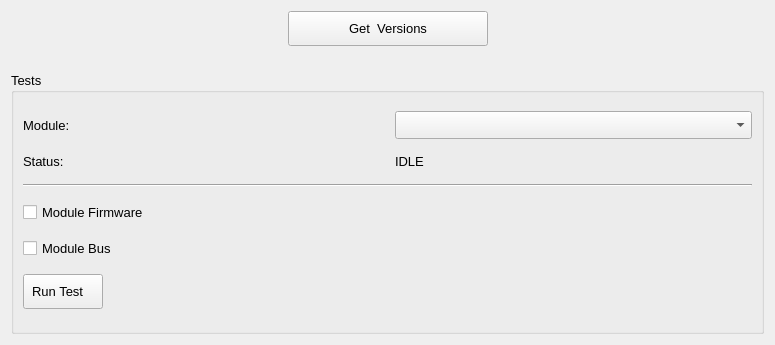
First picture: the form in slsDetectorGui/forms/form_tab_debugging.ui, repository slsdetectorgroup/slsDetectorPackage, before the edit.
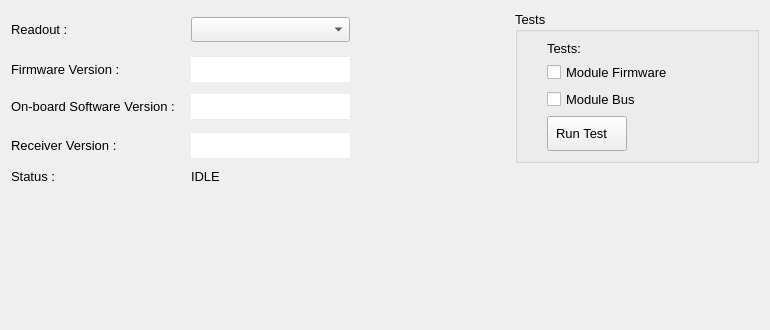
Second picture: the form after the edit. Icons and pictures are not drawn.

Commit message: in between with debugging tab

Diff of the .ui file:
```diff
--- a/slsDetectorGui/forms/form_tab_debugging.ui
+++ b/slsDetectorGui/forms/form_tab_debugging.ui
@@ -6,8 +6,8 @@
    <rect>
     <x>0</x>
     <y>0</y>
-    <width>775</width>
-    <height>345</height>
+    <width>770</width>
+    <height>330</height>
    </rect>
   </property>
   <property name="sizePolicy">
@@ -24,8 +24,8 @@
   </property>
   <property name="maximumSize">
    <size>
-    <width>1000</width>
-    <height>1000</height>
+    <width>770</width>
+    <height>330</height>
    </size>
   </property>
   <property name="font">
@@ -38,37 +38,24 @@
    <string>Form</string>
   </property>
   <layout class="QGridLayout" name="gridLayout_2">
-   <item row="1" column="0">
-    <spacer name="horizontalSpacer_2">
-     <property name="orientation">
-      <enum>Qt::Horizontal</enum>
-     </property>
-     <property name="sizeHint" stdset="0">
-      <size>
-       <width>40</width>
-       <height>20</height>
-      </size>
-     </property>
-    </spacer>
-   </item>
-   <item row="1" column="1">
-    <widget class="QPushButton" name="btnGetInfo">
+   <item row="2" column="2">
+    <widget class="QLineEdit" name="dispSoftwareVersion">
      <property name="sizePolicy">
-      <sizepolicy hsizetype="Fixed" vsizetype="Fixed">
+      <sizepolicy hsizetype="Expanding" vsizetype="Fixed">
        <horstretch>0</horstretch>
        <verstretch>0</verstretch>
       </sizepolicy>
      </property>
      <property name="minimumSize">
       <size>
-       <width>200</width>
-       <height>35</height>
+       <width>0</width>
+       <height>25</height>
       </size>
      </property>
      <property name="maximumSize">
       <size>
-       <width>16777215</width>
-       <height>35</height>
+       <width>200</width>
+       <height>25</height>
       </size>
      </property>
      <property name="font">
@@ -81,44 +68,17 @@
       <string>Get firmware and on-board software versions</string>
      </property>
      <property name="text">
-      <string>Get  Versions</string>
+      <string/>
      </property>
-     <property name="icon">
-      <iconset resource="../include/icons.qrc">
-       <normaloff>:/icons/images/download.png</normaloff>:/icons/images/download.png</iconset>
+     <property name="frame">
+      <bool>false</bool>
+     </property>
+     <property name="readOnly">
+      <bool>true</bool>
      </property>
     </widget>
    </item>
-   <item row="2" column="1">
-    <spacer name="verticalSpacer">
-     <property name="orientation">
-      <enum>Qt::Vertical</enum>
-     </property>
-     <property name="sizeType">
-      <enum>QSizePolicy::Fixed</enum>
-     </property>
-     <property name="sizeHint" stdset="0">
-      <size>
-       <width>40</width>
-       <height>20</height>
-      </size>
-     </property>
-    </spacer>
-   </item>
-   <item row="1" column="2">
-    <spacer name="horizontalSpacer_4">
-     <property name="orientation">
-      <enum>Qt::Horizontal</enum>
-     </property>
-     <property name="sizeHint" stdset="0">
-      <size>
-       <width>40</width>
-       <height>20</height>
-      </size>
-     </property>
-    </spacer>
-   </item>
-   <item row="3" column="0" colspan="3">
+   <item row="0" column="4" rowspan="4">
     <widget class="QGroupBox" name="groupBox">
      <property name="sizePolicy">
       <sizepolicy hsizetype="Expanding" vsizetype="Preferred">
@@ -139,48 +99,7 @@
       <string>Tests</string>
      </property>
      <layout class="QGridLayout" name="gridLayout">
-      <item row="0" column="1">
-       <spacer name="horizontalSpacer">
-        <property name="orientation">
-         <enum>Qt::Horizontal</enum>
-        </property>
-        <property name="sizeType">
-         <enum>QSizePolicy::Fixed</enum>
-        </property>
-        <property name="sizeHint" stdset="0">
-         <size>
-          <width>10</width>
-          <height>20</height>
-         </size>
-        </property>
-       </spacer>
-      </item>
-      <item row="1" column="0">
-       <widget class="QLabel" name="lblStatusLabel">
-        <property name="sizePolicy">
-         <sizepolicy hsizetype="Maximum" vsizetype="Fixed">
-          <horstretch>0</horstretch>
-          <verstretch>0</verstretch>
-         </sizepolicy>
-        </property>
-        <property name="maximumSize">
-         <size>
-          <width>150</width>
-          <height>16777215</height>
-         </size>
-        </property>
-        <property name="font">
-         <font>
-          <family>Cantarell</family>
-          <pointsize>10</pointsize>
-         </font>
-        </property>
-        <property name="text">
-         <string>Status:</string>
-        </property>
-       </widget>
-      </item>
-      <item row="5" column="0">
+      <item row="4" column="10">
        <widget class="QPushButton" name="btnTest">
         <property name="sizePolicy">
          <sizepolicy hsizetype="Fixed" vsizetype="Fixed">
@@ -188,6 +107,12 @@
           <verstretch>0</verstretch>
          </sizepolicy>
         </property>
+        <property name="minimumSize">
+         <size>
+          <width>0</width>
+          <height>35</height>
+         </size>
+        </property>
         <property name="maximumSize">
          <size>
           <width>16777215</width>
@@ -209,39 +134,17 @@
         </property>
        </widget>
       </item>
-      <item row="3" column="0">
-       <widget class="QCheckBox" name="chkDetectorFirmware">
-        <property name="font">
-         <font>
-          <family>Cantarell</family>
-          <pointsize>10</pointsize>
-         </font>
-        </property>
-        <property name="focusPolicy">
-         <enum>Qt::NoFocus</enum>
-        </property>
-        <property name="text">
-         <string>Module Firmware</string>
-        </property>
-       </widget>
-      </item>
-      <item row="0" column="0">
-       <widget class="QLabel" name="lblDetector">
+      <item row="1" column="10">
+       <widget class="QLabel" name="lblTests">
         <property name="sizePolicy">
-         <sizepolicy hsizetype="Maximum" vsizetype="Preferred">
+         <sizepolicy hsizetype="Maximum" vsizetype="Fixed">
           <horstretch>0</horstretch>
           <verstretch>0</verstretch>
          </sizepolicy>
         </property>
-        <property name="minimumSize">
-         <size>
-          <width>350</width>
-          <height>0</height>
-         </size>
-        </property>
         <property name="maximumSize">
          <size>
-          <width>16777215</width>
+          <width>200</width>
           <height>16777215</height>
          </size>
         </property>
@@ -252,12 +155,18 @@
          </font>
         </property>
         <property name="text">
-         <string>Module:</string>
+         <string>Tests:</string>
         </property>
        </widget>
       </item>
-      <item row="4" column="0">
+      <item row="3" column="10">
        <widget class="QCheckBox" name="chkDetectorBus">
+        <property name="minimumSize">
+         <size>
+          <width>200</width>
+          <height>0</height>
+         </size>
+        </property>
         <property name="font">
          <font>
           <family>Cantarell</family>
@@ -272,13 +181,13 @@
         </property>
        </widget>
       </item>
-      <item row="1" column="2" colspan="2">
-       <widget class="QLabel" name="lblStatus">
-        <property name="sizePolicy">
-         <sizepolicy hsizetype="Preferred" vsizetype="Fixed">
-          <horstretch>0</horstretch>
-          <verstretch>0</verstretch>
-         </sizepolicy>
+      <item row="2" column="10">
+       <widget class="QCheckBox" name="chkDetectorFirmware">
+        <property name="minimumSize">
+         <size>
+          <width>200</width>
+          <height>0</height>
+         </size>
         </property>
         <property name="font">
          <font>
@@ -287,51 +196,347 @@
          </font>
         </property>
         <property name="text">
-         <string>IDLE</string>
+         <string>Module Firmware</string>
         </property>
        </widget>
       </item>
-      <item row="0" column="2" colspan="2">
-       <widget class="QComboBox" name="comboDetector">
-        <property name="sizePolicy">
-         <sizepolicy hsizetype="Preferred" vsizetype="Fixed">
-          <horstretch>0</horstretch>
-          <verstretch>0</verstretch>
-         </sizepolicy>
-        </property>
-        <property name="maximumSize">
-         <size>
-          <width>16777215</width>
-          <height>28</height>
-         </size>
-        </property>
-        <property name="font">
-         <font>
-          <family>Cantarell</family>
-          <pointsize>10</pointsize>
-         </font>
-        </property>
-        <property name="toolTip">
-         <string> to read status or run tests</string>
-        </property>
-       </widget>
-      </item>
-      <item row="2" column="0" colspan="4">
-       <widget class="Line" name="line">
-        <property name="font">
-         <font>
-          <family>Cantarell</family>
-          <pointsize>10</pointsize>
-         </font>
-        </property>
+      <item row="5" column="0">
+       <spacer name="verticalSpacer">
         <property name="orientation">
-         <enum>Qt::Horizontal</enum>
+         <enum>Qt::Vertical</enum>
         </property>
-       </widget>
+        <property name="sizeHint" stdset="0">
+         <size>
+          <width>20</width>
+          <height>40</height>
+         </size>
+        </property>
+       </spacer>
       </item>
      </layout>
     </widget>
    </item>
+   <item row="0" column="0">
+    <widget class="QLabel" name="lblDetector">
+     <property name="sizePolicy">
+      <sizepolicy hsizetype="Preferred" vsizetype="Preferred">
+       <horstretch>0</horstretch>
+       <verstretch>0</verstretch>
+      </sizepolicy>
+     </property>
+     <property name="minimumSize">
+      <size>
+       <width>0</width>
+       <height>0</height>
+      </size>
+     </property>
+     <property name="maximumSize">
+      <size>
+       <width>200</width>
+       <height>25</height>
+      </size>
+     </property>
+     <property name="font">
+      <font>
+       <family>Cantarell</family>
+       <pointsize>10</pointsize>
+      </font>
+     </property>
+     <property name="text">
+      <string>Readout :</string>
+     </property>
+    </widget>
+   </item>
+   <item row="3" column="0">
+    <widget class="QLabel" name="lblReceiverVersion">
+     <property name="sizePolicy">
+      <sizepolicy hsizetype="Maximum" vsizetype="Preferred">
+       <horstretch>0</horstretch>
+       <verstretch>0</verstretch>
+      </sizepolicy>
+     </property>
+     <property name="minimumSize">
+      <size>
+       <width>0</width>
+       <height>0</height>
+      </size>
+     </property>
+     <property name="maximumSize">
+      <size>
+       <width>200</width>
+       <height>25</height>
+      </size>
+     </property>
+     <property name="font">
+      <font>
+       <family>Cantarell</family>
+       <pointsize>10</pointsize>
+      </font>
+     </property>
+     <property name="text">
+      <string>Receiver Version :</string>
+     </property>
+    </widget>
+   </item>
+   <item row="2" column="0">
+    <widget class="QLabel" name="lblSoftwareVersion">
+     <property name="sizePolicy">
+      <sizepolicy hsizetype="Maximum" vsizetype="Preferred">
+       <horstretch>0</horstretch>
+       <verstretch>0</verstretch>
+      </sizepolicy>
+     </property>
+     <property name="minimumSize">
+      <size>
+       <width>0</width>
+       <height>0</height>
+      </size>
+     </property>
+     <property name="maximumSize">
+      <size>
+       <width>200</width>
+       <height>25</height>
+      </size>
+     </property>
+     <property name="font">
+      <font>
+       <family>Cantarell</family>
+       <pointsize>10</pointsize>
+      </font>
+     </property>
+     <property name="text">
+      <string>On-board Software Version :</string>
+     </property>
+    </widget>
+   </item>
+   <item row="1" column="0">
+    <widget class="QLabel" name="lblFirmwareVersion">
+     <property name="sizePolicy">
+      <sizepolicy hsizetype="Maximum" vsizetype="Preferred">
+       <horstretch>0</horstretch>
+       <verstretch>0</verstretch>
+      </sizepolicy>
+     </property>
+     <property name="minimumSize">
+      <size>
+       <width>0</width>
+       <height>0</height>
+      </size>
+     </property>
+     <property name="maximumSize">
+      <size>
+       <width>200</width>
+       <height>25</height>
+      </size>
+     </property>
+     <property name="font">
+      <font>
+       <family>Cantarell</family>
+       <pointsize>10</pointsize>
+      </font>
+     </property>
+     <property name="text">
+      <string>Firmware Version :</string>
+     </property>
+    </widget>
+   </item>
+   <item row="1" column="2">
+    <widget class="QLineEdit" name="dispFirmwareVersion">
+     <property name="sizePolicy">
+      <sizepolicy hsizetype="Expanding" vsizetype="Fixed">
+       <horstretch>0</horstretch>
+       <verstretch>0</verstretch>
+      </sizepolicy>
+     </property>
+     <property name="minimumSize">
+      <size>
+       <width>0</width>
+       <height>25</height>
+      </size>
+     </property>
+     <property name="maximumSize">
+      <size>
+       <width>200</width>
+       <height>25</height>
+      </size>
+     </property>
+     <property name="font">
+      <font>
+       <family>Cantarell</family>
+       <pointsize>10</pointsize>
+      </font>
+     </property>
+     <property name="toolTip">
+      <string>&lt;html&gt;&lt;head/&gt;&lt;body&gt;&lt;p&gt;Sets output file name prefix&lt;/p&gt;&lt;p&gt;#fname#&lt;/p&gt;&lt;/body&gt;&lt;/html&gt;</string>
+     </property>
+     <property name="text">
+      <string/>
+     </property>
+     <property name="frame">
+      <bool>false</bool>
+     </property>
+     <property name="readOnly">
+      <bool>true</bool>
+     </property>
+    </widget>
+   </item>
+   <item row="4" column="2">
+    <widget class="QLabel" name="lblStatus">
+     <property name="sizePolicy">
+      <sizepolicy hsizetype="Preferred" vsizetype="Fixed">
+       <horstretch>0</horstretch>
+       <verstretch>0</verstretch>
+      </sizepolicy>
+     </property>
+     <property name="maximumSize">
+      <size>
+       <width>200</width>
+       <height>16777215</height>
+      </size>
+     </property>
+     <property name="font">
+      <font>
+       <family>Cantarell</family>
+       <pointsize>10</pointsize>
+      </font>
+     </property>
+     <property name="text">
+      <string>IDLE</string>
+     </property>
+    </widget>
+   </item>
+   <item row="4" column="0">
+    <widget class="QLabel" name="lblStatusLabel">
+     <property name="sizePolicy">
+      <sizepolicy hsizetype="Maximum" vsizetype="Fixed">
+       <horstretch>0</horstretch>
+       <verstretch>0</verstretch>
+      </sizepolicy>
+     </property>
+     <property name="maximumSize">
+      <size>
+       <width>200</width>
+       <height>25</height>
+      </size>
+     </property>
+     <property name="font">
+      <font>
+       <family>Cantarell</family>
+       <pointsize>10</pointsize>
+      </font>
+     </property>
+     <property name="text">
+      <string>Status :</string>
+     </property>
+    </widget>
+   </item>
+   <item row="0" column="1">
+    <spacer name="horizontalSpacer">
+     <property name="orientation">
+      <enum>Qt::Horizontal</enum>
+     </property>
+     <property name="sizeType">
+      <enum>QSizePolicy::Fixed</enum>
+     </property>
+     <property name="sizeHint" stdset="0">
+      <size>
+       <width>10</width>
+       <height>20</height>
+      </size>
+     </property>
+    </spacer>
+   </item>
+   <item row="0" column="2">
+    <widget class="QComboBox" name="comboDetector">
+     <property name="sizePolicy">
+      <sizepolicy hsizetype="Expanding" vsizetype="Fixed">
+       <horstretch>0</horstretch>
+       <verstretch>0</verstretch>
+      </sizepolicy>
+     </property>
+     <property name="maximumSize">
+      <size>
+       <width>200</width>
+       <height>25</height>
+      </size>
+     </property>
+     <property name="font">
+      <font>
+       <family>Cantarell</family>
+       <pointsize>10</pointsize>
+      </font>
+     </property>
+     <property name="toolTip">
+      <string> to read status or run tests</string>
+     </property>
+    </widget>
+   </item>
+   <item row="3" column="2">
+    <widget class="QLineEdit" name="dispReceiverVersion">
+     <property name="sizePolicy">
+      <sizepolicy hsizetype="Expanding" vsizetype="Fixed">
+       <horstretch>0</horstretch>
+       <verstretch>0</verstretch>
+      </sizepolicy>
+     </property>
+     <property name="minimumSize">
+      <size>
+       <width>0</width>
+       <height>25</height>
+      </size>
+     </property>
+     <property name="maximumSize">
+      <size>
+       <width>200</width>
+       <height>25</height>
+      </size>
+     </property>
+     <property name="font">
+      <font>
+       <family>Cantarell</family>
+       <pointsize>10</pointsize>
+      </font>
+     </property>
+     <property name="toolTip">
+      <string>&lt;html&gt;&lt;head/&gt;&lt;body&gt;&lt;p&gt;Sets output file name prefix&lt;/p&gt;&lt;p&gt;#fname#&lt;/p&gt;&lt;/body&gt;&lt;/html&gt;</string>
+     </property>
+     <property name="text">
+      <string/>
+     </property>
+     <property name="frame">
+      <bool>false</bool>
+     </property>
+     <property name="readOnly">
+      <bool>true</bool>
+     </property>
+    </widget>
+   </item>
+   <item row="5" column="2">
+    <spacer name="verticalSpacer_2">
+     <property name="orientation">
+      <enum>Qt::Vertical</enum>
+     </property>
+     <property name="sizeHint" stdset="0">
+      <size>
+       <width>20</width>
+       <height>40</height>
+      </size>
+     </property>
+    </spacer>
+   </item>
+   <item row="2" column="3">
+    <spacer name="horizontalSpacer_2">
+     <property name="orientation">
+      <enum>Qt::Horizontal</enum>
+     </property>
+     <property name="sizeHint" stdset="0">
+      <size>
+       <width>40</width>
+       <height>20</height>
+      </size>
+     </property>
+    </spacer>
+   </item>
   </layout>
  </widget>
  <tabstops>
```
Left out of the diff: 10 changed lines with no effect on the pictures. The commit also changes 2 other files.
